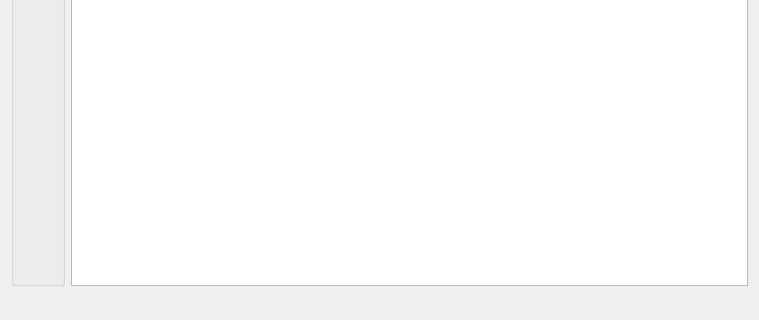
Before: the Qt Designer form NotesDSS/units.ui in Skyrim78/NotesDSS, drawn with Qt 5; both pictures show x 0 to 759 and y 163 to 483 of the 759 by 483 pixel window.
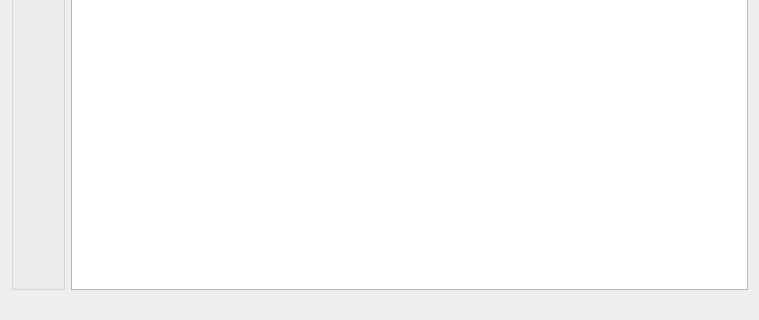
After: the same form once the commit is applied.

The edit to the form file:
```diff
--- a/NotesDSS/units.ui
+++ b/NotesDSS/units.ui
@@ -237,7 +237,7 @@
       <widget class="QLabel" name="label_status">
        <property name="font">
         <font>
-         <pointsize>11</pointsize>
+         <pointsize>8</pointsize>
          <weight>75</weight>
          <bold>true</bold>
         </font>
```
